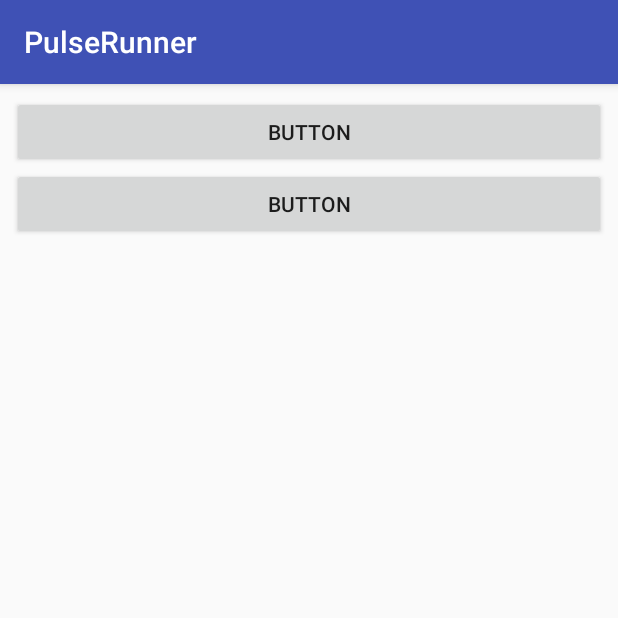
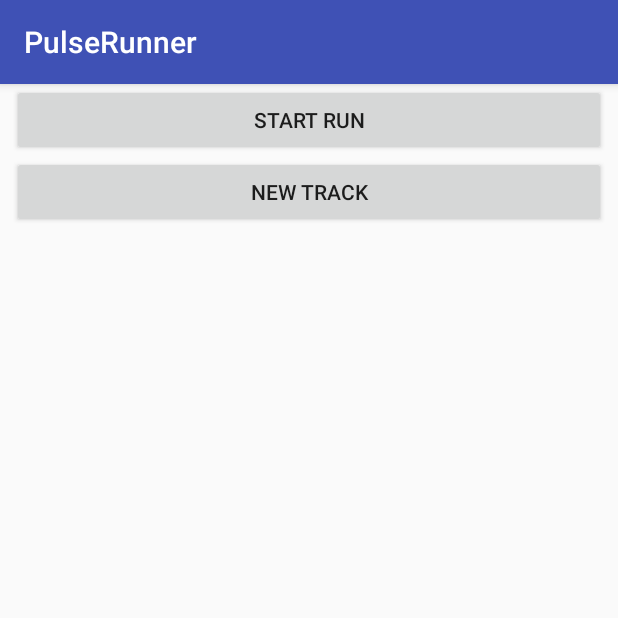
Before and after one commit to HerrAndersson95/PulseRunner, an Android app: the screen it shows after launch (MainActivity), on a phone screen of 412 x 824 dp, the top half of it. Run offline under Robolectric (Android 15) with nearby library versions, the phone set to English and light mode, and no system bars.

Commit message:
Added btn names in string.xml fixed constraint layout
Btn names was added for mainActivity
Autosizing for constraint was fixed
:gem:

```diff
--- a/app/src/main/AndroidManifest.xml
+++ b/app/src/main/AndroidManifest.xml
@@ -9,13 +9,16 @@
         android:roundIcon="@mipmap/ic_launcher_round"
         android:supportsRtl="true"
         android:theme="@style/AppTheme">
-        <activity android:name=".MainActivity">
+        <activity android:name=".MainActivity"
+            android:screenOrientation="portrait">
+
             <intent-filter>
                 <action android:name="android.intent.action.MAIN" />
 
                 <category android:name="android.intent.category.LAUNCHER" />
             </intent-filter>
+
         </activity>
-    </application>
+    </application>>
 
 </manifest>
--- a/app/src/main/java/mamn10grupp10/pulserunner/MainActivity.java
+++ b/app/src/main/java/mamn10grupp10/pulserunner/MainActivity.java
@@ -1,7 +1,9 @@
 package mamn10grupp10.pulserunner;
 
+import android.content.Intent;
 import android.support.v7.app.AppCompatActivity;
 import android.os.Bundle;
+import android.view.View;
 
 public class MainActivity extends AppCompatActivity {
 
@@ -10,4 +12,14 @@ public class MainActivity extends AppCompatActivity {
         super.onCreate(savedInstanceState);
         setContentView(R.layout.activity_main);
     }
+    /*
+    public void onClickRun(View v){
+        Intent intent = new Intent(this, CompassActivity.class);
+        startActivity(intent);
+    }
+    public void onClickNewTrack(View v){
+        Intent intent = new Intent(this, CompassActivity.class);
+        startActivity(intent);
+    }
+    */
 }
--- a/app/src/main/res/layout/activity_main.xml
+++ b/app/src/main/res/layout/activity_main.xml
@@ -9,24 +9,26 @@
     <LinearLayout
         android:layout_width="0dp"
         android:layout_height="wrap_content"
+        android:layout_marginEnd="8dp"
+        android:layout_marginLeft="8dp"
+        android:layout_marginRight="8dp"
+        android:layout_marginStart="8dp"
         android:orientation="vertical"
-        android:layout_marginRight="8dp"
+        app:layout_constraintLeft_toLeftOf="parent"
         app:layout_constraintRight_toRightOf="parent"
-        android:layout_marginLeft="8dp"
-        app:layout_constraintLeft_toLeftOf="parent"
-        app:layout_constraintTop_toTopOf="parent"
-        android:layout_marginTop="8dp">
+        tools:layout_editor_absoluteY="8dp"
+        app:layout_constraintHorizontal_bias="0.5">
 
         <Button
             android:id="@+id/btn_run"
             android:layout_width="match_parent"
             android:layout_height="wrap_content"
-            android:text="Button" />
+            android:text="@string/btn_main_run" />
 
         <Button
-            android:id="@+id/button3"
+            android:id="@+id/btn_newtrack"
             android:layout_width="match_parent"
             android:layout_height="wrap_content"
-            android:text="Button" />
+            android:text="@string/btn_main_newtrack" />
     </LinearLayout>
 </android.support.constraint.ConstraintLayout>
--- a/app/src/main/res/values/strings.xml
+++ b/app/src/main/res/values/strings.xml
@@ -1,3 +1,5 @@
 <resources>
     <string name="app_name">PulseRunner</string>
+    <string name="btn_main_run">Start run</string>
+    <string name="btn_main_newtrack">New track</string>
 </resources>
```
